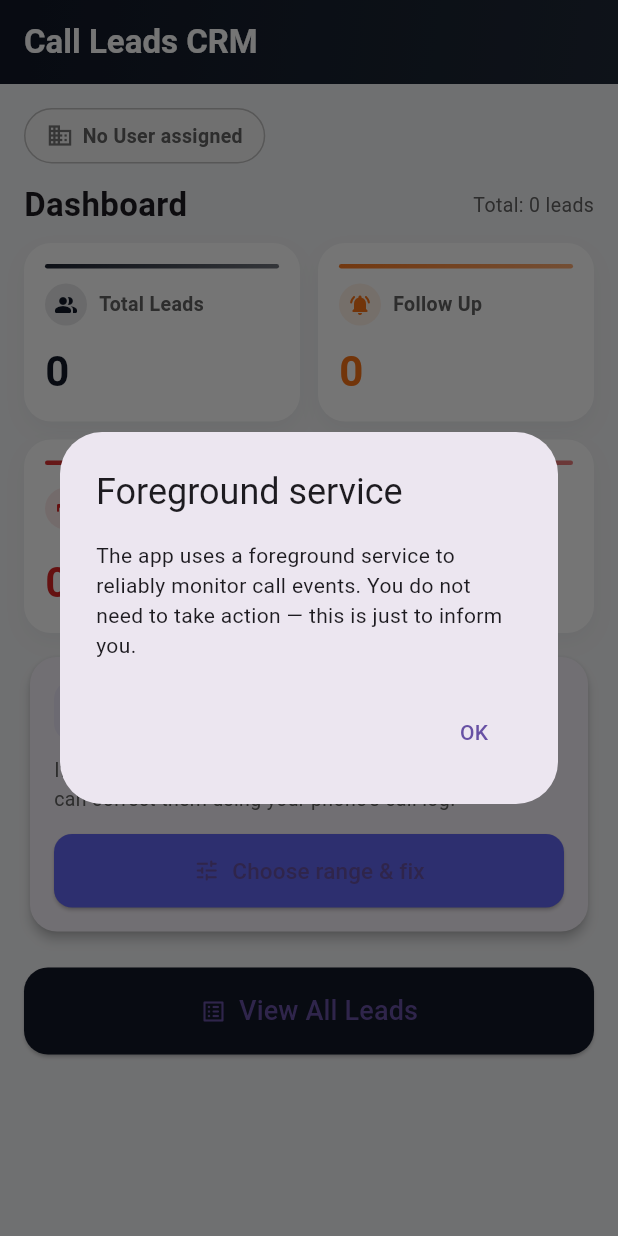
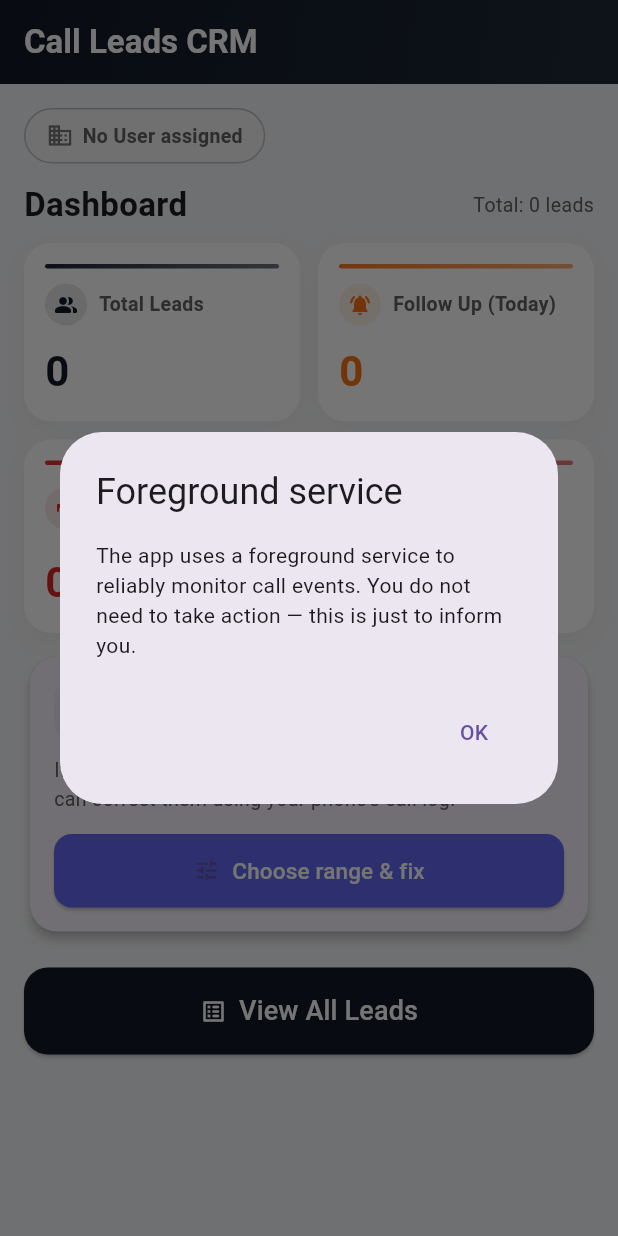
Before and after one commit to Vaibhavugile/callingfinal, a Flutter app: the screen it shows once a user with an empty profile is signed in, on a phone screen of 412 x 824 dp. Run offline on Flutter 3.47's test engine with Material 3 defaults, Android fonts, the phone set to English and light mode, and no system bars; our stand-ins replace cloud_firestore, firebase_auth, firebase_core, firebase_crashlytics, permission_handler, shared_preferences; accounts and stored records are empty.

Commit message:
multiuser trying

```diff
--- a/lib/screens/home_screen.dart
+++ b/lib/screens/home_screen.dart
@@ -206,8 +206,9 @@ class _HomeScreenState extends State<HomeScreen> {
     required Color color,
     required IconData icon,
     double? width,
+    VoidCallback? onTap,
   }) {
-    return Container(
+    final card = Container(
       width: width,
       decoration: BoxDecoration(
         color: Colors.white,
@@ -272,6 +273,14 @@ class _HomeScreenState extends State<HomeScreen> {
         ],
       ),
     );
+
+    if (onTap == null) return card;
+
+    return InkWell(
+      borderRadius: BorderRadius.circular(18),
+      onTap: onTap,
+      child: card,
+    );
   }
 
   Widget _tenantBadge() {
@@ -315,7 +324,10 @@ class _HomeScreenState extends State<HomeScreen> {
       MaterialPageRoute(
         builder: (_) => LeadListScreen(initialFilter: filter),
       ),
-    );
+    ).then((_) {
+      // Reload dashboard when coming back from list
+      _loadTenantAndLeads();
+    });
   }
 
   /// Generic runner for call-log sync with nice progress UI
@@ -418,7 +430,7 @@ class _HomeScreenState extends State<HomeScreen> {
                   "Choose which calls you want to sync.",
                   style: TextStyle(
                     fontSize: 13,
-                    color: Colors.grey.shade600,
+                    color: Colors.white,
                   ),
                 ),
                 const SizedBox(height: 16),
@@ -614,7 +626,7 @@ class _HomeScreenState extends State<HomeScreen> {
                     ),
                     const SizedBox(height: 10),
 
-                    // 2 cards per row
+                    // 2 cards per row, all clickable
                     LayoutBuilder(
                       builder: (context, constraints) {
                         final cardWidth = (constraints.maxWidth - 12) / 2;
@@ -628,35 +640,31 @@ class _HomeScreenState extends State<HomeScreen> {
                               color: _primaryColor,
                               icon: Icons.people_alt_rounded,
                               width: cardWidth,
+                              onTap: () => _openLeadListWithFilter('All'),
                             ),
                             _statCard(
-                              title: "Follow Up",
+                              title: "Follow Up (Today)",
                               value: followUpCount,
                               color: _accentOrange,
                               icon: Icons.notifications_active_rounded,
                               width: cardWidth,
+                              onTap: () => _openLeadListWithFilter('Today'),
                             ),
-                            // clickable Missed
-                            GestureDetector(
-                              onTap: () => _openLeadListWithFilter('Missed'),
-                              child: _statCard(
+                            _statCard(
                               title: "Missed Calls (latest)",
                               value: missedCount,
                               color: _accentRed,
                               icon: Icons.call_missed_rounded,
                               width: cardWidth,
+                              onTap: () => _openLeadListWithFilter('Missed'),
                             ),
-                            ),
-                            // clickable Rejected
-                            GestureDetector(
-                              onTap: () => _openLeadListWithFilter('Rejected'),
-                              child: _statCard(
+                            _statCard(
                               title: "Rejected Calls (latest)",
                               value: rejectedCount,
                               color: _accentRed.withOpacity(0.85),
                               icon: Icons.call_end_rounded,
                               width: cardWidth,
-                              ),
+                              onTap: () => _openLeadListWithFilter('Rejected'),
                             ),
                           ],
                         );
@@ -723,9 +731,10 @@ class _HomeScreenState extends State<HomeScreen> {
                                 icon: const Icon(Icons.tune_rounded),
                                 label: const Text(
                                   "Choose range & fix",
-                                  style: TextStyle(fontSize: 15),
+                                  style: TextStyle(fontSize: 15,color: Colors.white,),
                                 ),
-                                onPressed: _syncing ? null : _showFixOptionsSheet,
+                                onPressed:
+                                    _syncing ? null : _showFixOptionsSheet,
                               ),
                             ),
                           ],
@@ -744,22 +753,20 @@ class _HomeScreenState extends State<HomeScreen> {
       shape: RoundedRectangleBorder(
         borderRadius: BorderRadius.circular(16),
       ),
+      foregroundColor: Colors.white, // also makes the icon white
     ),
     icon: const Icon(Icons.list_alt_rounded),
-                        onPressed: () {
-                          Navigator.push(
-                            context,
-                            MaterialPageRoute(
-                              builder: (_) => const LeadListScreen(),
-                            ),
-                          );
-                        },
+    onPressed: () => _openLeadListWithFilter('All'),
     label: const Text(
       "View All Leads",
-                          style: TextStyle(fontSize: 18),
+      style: TextStyle(
+        fontSize: 18,
+        color: Colors.white, // 👈 force white text
       ),
     ),
   ),
+),
+
                   ],
                 ),
               ),
```
Lines whose indentation alone changed are shown as unchanged.
